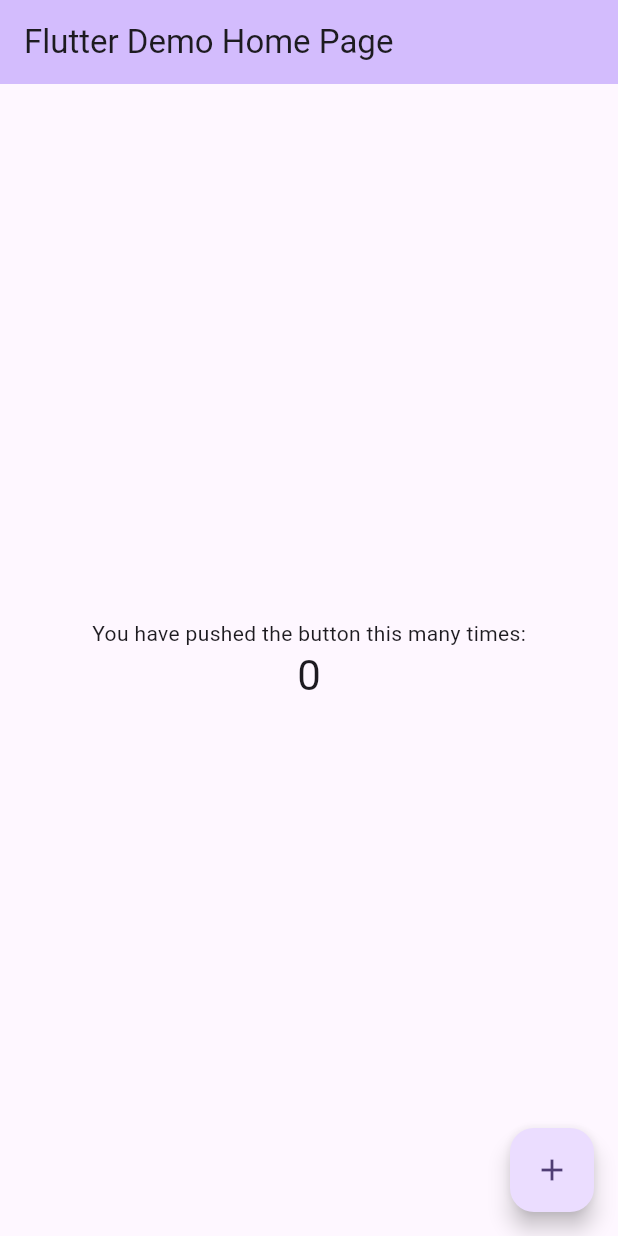
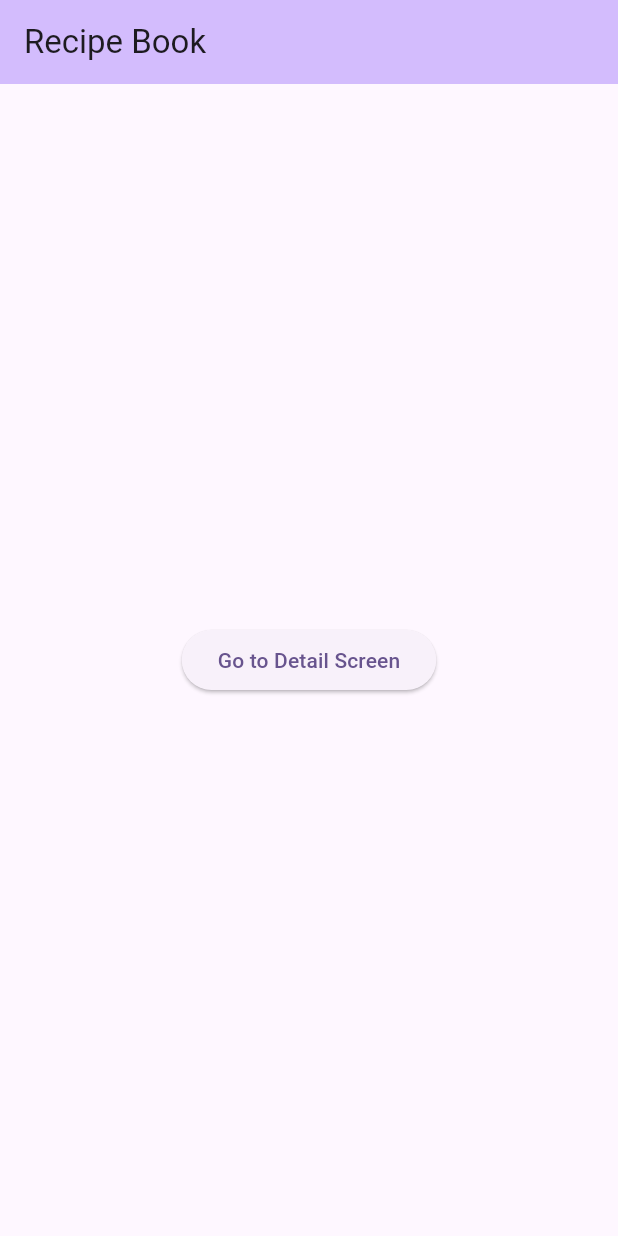
Before and after one commit to bwatts1/Recipe_Book, a Flutter app: the screen it shows after launch, on a phone screen of 412 x 824 dp. Run offline on Flutter 3.47's test engine with Material 3 defaults, Android fonts, the phone set to English and light mode, and no system bars.

Commit message:
created two pages

```diff
--- a/lib/main.dart
+++ b/lib/main.dart
@@ -4,119 +4,61 @@ void main() {
   runApp(const MyApp());
 }
 
+// Root widget
 class MyApp extends StatelessWidget {
   const MyApp({super.key});
 
-  // This widget is the root of your application.
   @override
   Widget build(BuildContext context) {
     return MaterialApp(
-      title: 'Flutter Demo',
+      title: 'Recipe Book',
       theme: ThemeData(
-        // This is the theme of your application.
-        //
-        // TRY THIS: Try running your application with "flutter run". You'll see
-        // the application has a purple toolbar. Then, without quitting the app,
-        // try changing the seedColor in the colorScheme below to Colors.green
-        // and then invoke "hot reload" (save your changes or press the "hot
-        // reload" button in a Flutter-supported IDE, or press "r" if you used
-        // the command line to start the app).
-        //
-        // Notice that the counter didn't reset back to zero; the application
-        // state is not lost during the reload. To reset the state, use hot
-        // restart instead.
-        //
-        // This works for code too, not just values: Most code changes can be
-        // tested with just a hot reload.
         colorScheme: ColorScheme.fromSeed(seedColor: Colors.deepPurple),
+        useMaterial3: true,
       ),
-      home: const MyHomePage(title: 'Flutter Demo Home Page'),
+      home: const HomeScreen(),
+    );
+  }
+}
+class HomeScreen extends StatelessWidget {
+  const HomeScreen({super.key});
+
+  @override
+  Widget build(BuildContext context) {
+    return Scaffold(
+      appBar: AppBar(
+        title: const Text('Recipe Book'),
+        backgroundColor: Theme.of(context).colorScheme.inversePrimary,
+      ),
+      body: Center(
+        child: ElevatedButton(
+          onPressed: () {
+            Navigator.push(
+              context,
+              MaterialPageRoute(builder: (context) => const DetailScreen()),
+            );
+          },
+          child: const Text('Go to Detail Screen'),
+        ),
+      ),
     );
   }
 }
 
-class MyHomePage extends StatefulWidget {
-  const MyHomePage({super.key, required this.title});
-
-  // This widget is the home page of your application. It is stateful, meaning
-  // that it has a State object (defined below) that contains fields that affect
-  // how it looks.
-
-  // This class is the configuration for the state. It holds the values (in this
-  // case the title) provided by the parent (in this case the App widget) and
-  // used by the build method of the State. Fields in a Widget subclass are
-  // always marked "final".
-
-  final String title;
-
-  @override
-  State<MyHomePage> createState() => _MyHomePageState();
-}
-
-class _MyHomePageState extends State<MyHomePage> {
-  int _counter = 0;
-
-  void _incrementCounter() {
-    setState(() {
-      // This call to setState tells the Flutter framework that something has
-      // changed in this State, which causes it to rerun the build method below
-      // so that the display can reflect the updated values. If we changed
-      // _counter without calling setState(), then the build method would not be
-      // called again, and so nothing would appear to happen.
-      _counter++;
-    });
-  }
+// Detail Screen
+class DetailScreen extends StatelessWidget {
+  const DetailScreen({super.key});
 
   @override
   Widget build(BuildContext context) {
-    // This method is rerun every time setState is called, for instance as done
-    // by the _incrementCounter method above.
-    //
-    // The Flutter framework has been optimized to make rerunning build methods
-    // fast, so that you can just rebuild anything that needs updating rather
-    // than having to individually change instances of widgets.
     return Scaffold(
       appBar: AppBar(
-        // TRY THIS: Try changing the color here to a specific color (to
-        // Colors.amber, perhaps?) and trigger a hot reload to see the AppBar
-        // change color while the other colors stay the same.
+        title: const Text('Recipe Details'),
         backgroundColor: Theme.of(context).colorScheme.inversePrimary,
-        // Here we take the value from the MyHomePage object that was created by
-        // the App.build method, and use it to set our appbar title.
-        title: Text(widget.title),
       ),
       body: Center(
-        // Center is a layout widget. It takes a single child and positions it
-        // in the middle of the parent.
-        child: Column(
-          // Column is also a layout widget. It takes a list of children and
-          // arranges them vertically. By default, it sizes itself to fit its
-          // children horizontally, and tries to be as tall as its parent.
-          //
-          // Column has various properties to control how it sizes itself and
-          // how it positions its children. Here we use mainAxisAlignment to
-          // center the children vertically; the main axis here is the vertical
-          // axis because Columns are vertical (the cross axis would be
-          // horizontal).
-          //
-          // TRY THIS: Invoke "debug painting" (choose the "Toggle Debug Paint"
-          // action in the IDE, or press "p" in the console), to see the
-          // wireframe for each widget.
-          mainAxisAlignment: MainAxisAlignment.center,
-          children: <Widget>[
-            const Text('You have pushed the button this many times:'),
-            Text(
-              '$_counter',
-              style: Theme.of(context).textTheme.headlineMedium,
-            ),
-          ],
-        ),
+        child: Text("recipe details go here")
       ),
-      floatingActionButton: FloatingActionButton(
-        onPressed: _incrementCounter,
-        tooltip: 'Increment',
-        child: const Icon(Icons.add),
-      ), // This trailing comma makes auto-formatting nicer for build methods.
     );
   }
 }
```
